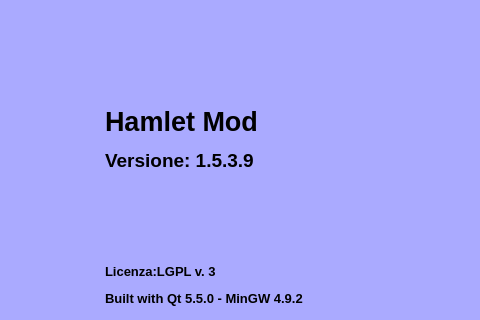
Old version of the form mainwindow.ui in the repository fblabs/hamlet-mod-sancon; both pictures show x 238 to 718 and y 82 to 402 of the 979 by 768 pixel window.
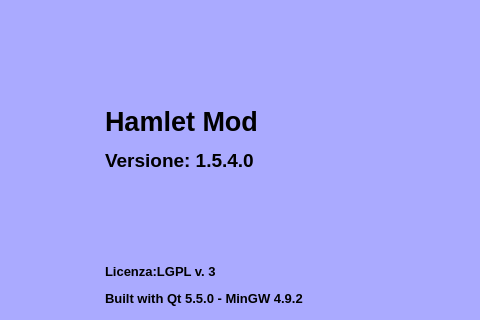
New version of the form. Icons and pictures are not drawn.

Patch:
```diff
--- a/mainwindow.ui
+++ b/mainwindow.ui
@@ -523,7 +523,7 @@
       <item>
        <widget class="QLabel" name="label_2">
         <property name="text">
-         <string>&lt;html&gt;&lt;head/&gt;&lt;body&gt;&lt;p&gt;&lt;span style=&quot; font-size:20pt; font-weight:600;&quot;&gt;Hamlet Mod&lt;/span&gt;&lt;/p&gt;&lt;p&gt;&lt;span style=&quot; font-size:14pt; font-weight:600;&quot;&gt;Versione: 1.5.3.9&lt;/span&gt;&lt;/p&gt;&lt;p&gt;&lt;br/&gt;&lt;/p&gt;&lt;p&gt;&lt;br/&gt;&lt;/p&gt;&lt;p&gt;&lt;span style=&quot; font-size:10pt; font-weight:600;&quot;&gt;Licenza:LGPL v. 3&lt;/span&gt;&lt;/p&gt;&lt;p&gt;&lt;span style=&quot; font-size:10pt; font-weight:600;&quot;&gt;Built with Qt 5.5.0 - MinGW 4.9.2&lt;/span&gt;&lt;/p&gt;&lt;p&gt;&lt;span style=&quot; font-size:10pt;&quot;&gt;FBLABS 2015&lt;/span&gt;&lt;/p&gt;&lt;/body&gt;&lt;/html&gt;</string>
+         <string>&lt;html&gt;&lt;head/&gt;&lt;body&gt;&lt;p&gt;&lt;span style=&quot; font-size:20pt; font-weight:600;&quot;&gt;Hamlet Mod&lt;/span&gt;&lt;/p&gt;&lt;p&gt;&lt;span style=&quot; font-size:14pt; font-weight:600;&quot;&gt;Versione: 1.5.4.0&lt;/span&gt;&lt;/p&gt;&lt;p&gt;&lt;br/&gt;&lt;/p&gt;&lt;p&gt;&lt;br/&gt;&lt;/p&gt;&lt;p&gt;&lt;span style=&quot; font-size:10pt; font-weight:600;&quot;&gt;Licenza:LGPL v. 3&lt;/span&gt;&lt;/p&gt;&lt;p&gt;&lt;span style=&quot; font-size:10pt; font-weight:600;&quot;&gt;Built with Qt 5.5.0 - MinGW 4.9.2&lt;/span&gt;&lt;/p&gt;&lt;p&gt;&lt;span style=&quot; font-size:10pt;&quot;&gt;FBLABS 2015&lt;/span&gt;&lt;/p&gt;&lt;/body&gt;&lt;/html&gt;</string>
         </property>
         <property name="scaledContents">
          <bool>false</bool>
```
Left out of the diff: 2 changed lines with no effect on the pictures.
